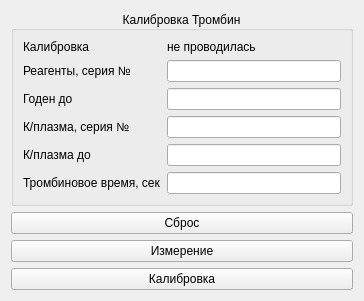
Old version of the form choisedialog/ko4.ui in the repository krang4d/Agrekola.
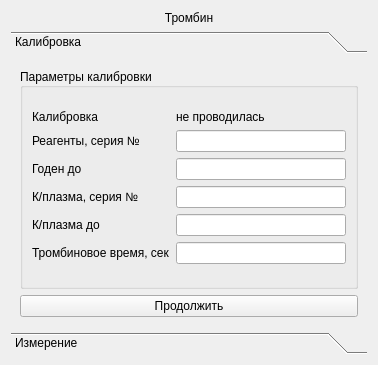
New version of the form. The open tabs and pages were chosen to show the change. Custom widgets are drawn as their Qt base class.

What changed in the file:
```diff
--- a/choisedialog/ko4.ui
+++ b/choisedialog/ko4.ui
@@ -6,31 +6,59 @@
    <rect>
     <x>0</x>
     <y>0</y>
-    <width>364</width>
-    <height>288</height>
+    <width>378</width>
+    <height>365</height>
    </rect>
   </property>
   <property name="windowTitle">
    <string>Form</string>
   </property>
+  <layout class="QVBoxLayout" name="verticalLayout_2">
+   <item>
+    <widget class="QLabel" name="label">
+     <property name="text">
+      <string>Тромбин</string>
+     </property>
+     <property name="alignment">
+      <set>Qt::AlignCenter</set>
+     </property>
+    </widget>
+   </item>
+   <item>
+    <widget class="QToolBox" name="toolBox">
+     <property name="currentIndex">
+      <number>1</number>
+     </property>
+     <widget class="QWidget" name="page_1">
+      <property name="geometry">
+       <rect>
+        <x>0</x>
+        <y>0</y>
+        <width>360</width>
+        <height>274</height>
+       </rect>
+      </property>
+      <attribute name="label">
+       <string>Калибровка</string>
+      </attribute>
   <layout class="QVBoxLayout" name="verticalLayout">
    <item>
     <widget class="QGroupBox" name="groupBox">
      <property name="title">
-      <string>Калибровка Тромбин</string>
+          <string>Параметры калибровки</string>
      </property>
      <property name="alignment">
-      <set>Qt::AlignCenter</set>
+          <set>Qt::AlignLeading|Qt::AlignLeft|Qt::AlignVCenter</set>
      </property>
      <layout class="QFormLayout" name="formLayout">
-      <item row="0" column="0">
+          <item row="1" column="0">
        <widget class="QLabel" name="label_6">
         <property name="text">
          <string>Калибровка</string>
         </property>
        </widget>
       </item>
-      <item row="0" column="1">
+          <item row="1" column="1">
        <widget class="QLabel" name="label_calibrationData">
         <property name="minimumSize">
          <size>
@@ -43,7 +71,7 @@
         </property>
        </widget>
       </item>
-      <item row="1" column="0">
+          <item row="2" column="0">
        <widget class="QLabel" name="label_1">
         <property name="text">
          <string>Реагенты, серия №</string>
@@ -53,10 +81,10 @@
         </property>
        </widget>
       </item>
-      <item row="1" column="1">
+          <item row="2" column="1">
        <widget class="QLineEdit" name="lineEdit_1"/>
       </item>
-      <item row="2" column="0">
+          <item row="3" column="0">
        <widget class="QLabel" name="label_2">
         <property name="text">
          <string>Годен до</string>
@@ -66,10 +94,10 @@
         </property>
        </widget>
       </item>
-      <item row="2" column="1">
+          <item row="3" column="1">
        <widget class="QLineEdit" name="lineEdit_2"/>
       </item>
-      <item row="3" column="0">
+          <item row="4" column="0">
        <widget class="QLabel" name="label_3">
         <property name="text">
          <string>К/плазма, серия №</string>
@@ -79,14 +107,14 @@
         </property>
        </widget>
       </item>
-      <item row="3" column="1">
+          <item row="4" column="1">
        <widget class="QLineEdit" name="lineEdit_3">
         <property name="enabled">
          <bool>true</bool>
         </property>
        </widget>
       </item>
-      <item row="4" column="0">
+          <item row="5" column="0">
        <widget class="QLabel" name="label_4">
         <property name="text">
          <string>К/плазма до</string>
@@ -96,14 +124,14 @@
         </property>
        </widget>
       </item>
-      <item row="4" column="1">
+          <item row="5" column="1">
        <widget class="QLineEdit" name="lineEdit_4">
         <property name="enabled">
          <bool>true</bool>
         </property>
        </widget>
       </item>
-      <item row="5" column="0">
+          <item row="6" column="0">
        <widget class="QLabel" name="label_5">
         <property name="text">
          <string>Тромбиновое время, сек</string>
@@ -113,37 +141,46 @@
         </property>
        </widget>
       </item>
-      <item row="5" column="1">
+          <item row="6" column="1">
        <widget class="QLineEdit" name="lineEdit_5">
         <property name="enabled">
          <bool>true</bool>
         </property>
        </widget>
       </item>
+          <item row="7" column="0" colspan="2">
+           <spacer name="verticalSpacer">
+            <property name="orientation">
+             <enum>Qt::Vertical</enum>
+            </property>
+            <property name="sizeHint" stdset="0">
+             <size>
+              <width>20</width>
+              <height>40</height>
+             </size>
+            </property>
+           </spacer>
+          </item>
+          <item row="0" column="0" colspan="2">
+           <spacer name="verticalSpacer_2">
+            <property name="orientation">
+             <enum>Qt::Vertical</enum>
+            </property>
+            <property name="sizeHint" stdset="0">
+             <size>
+              <width>20</width>
+              <height>40</height>
+             </size>
+            </property>
+           </spacer>
+          </item>
      </layout>
     </widget>
    </item>
-   <item>
-    <widget class="QPushButton" name="resetButton">
-     <property name="text">
-      <string>Сброс</string>
-     </property>
-    </widget>
-   </item>
-   <item>
-    <widget class="QPushButton" name="startButton">
-     <property name="text">
-      <string>Измерение</string>
-     </property>
-     <property name="shortcut">
-      <string>Return</string>
-     </property>
-    </widget>
-   </item>
    <item>
     <widget class="QPushButton" name="calibr1Button">
      <property name="text">
-      <string>Калибровка</string>
+          <string>Продолжить</string>
      </property>
      <property name="shortcut">
       <string>Ctrl+Return</string>
@@ -152,6 +189,31 @@
    </item>
   </layout>
  </widget>
+     <widget class="StartMeasurment" name="page_2">
+      <property name="geometry">
+       <rect>
+        <x>0</x>
+        <y>0</y>
+        <width>360</width>
+        <height>274</height>
+       </rect>
+      </property>
+      <attribute name="label">
+       <string>Измерение</string>
+      </attribute>
+     </widget>
+    </widget>
+   </item>
+  </layout>
+ </widget>
+ <customwidgets>
+  <customwidget>
+   <class>StartMeasurment</class>
+   <extends>QWidget</extends>
+   <header location="global">startmeasurment.h</header>
+   <container>1</container>
+  </customwidget>
+ </customwidgets>
  <resources/>
  <connections/>
 </ui>
```
Lines whose indentation alone changed are shown as unchanged.
